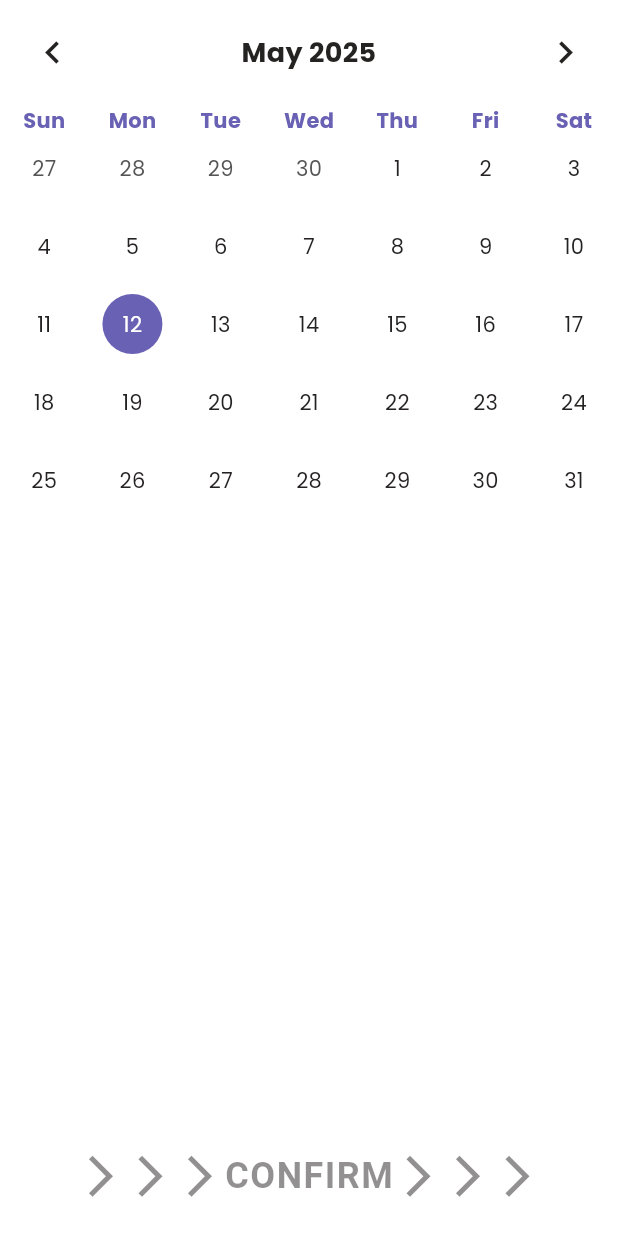
After one commit to IgorPolajzer/Morph, a Flutter app: the screen it shows once a user with an empty profile is signed in, on a phone screen of 412 x 824 dp. The commit adds this screen. Run offline on Flutter 3.47's test engine with Material 3 defaults, Android fonts, the light colour scheme and no system bars; drawn by our look-alikes of table_calendar; our stand-ins replace cloud_firestore, firebase_auth, firebase_core, modal_progress_hud_nsn, toastification; missing offline and left inert: flutter_popup_card; accounts and stored records are empty.

Commit message:
Started implementing calendar_screen.dart

```diff
--- /dev/null
+++ b/lib/components/special/calendar.dart
@@ -0,0 +1,87 @@
+import 'package:flutter/cupertino.dart';
+import 'package:flutter/material.dart';
+import 'package:table_calendar/table_calendar.dart';
+
+import '../../utils/constants.dart';
+
+class Calendar extends StatefulWidget {
+  const Calendar({super.key});
+
+  @override
+  State<Calendar> createState() => _CalendarState();
+}
+
+class _CalendarState extends State<Calendar> {
+  DateTime _selectedDay = DateTime.now();
+  DateTime _focusedDay = DateTime.now();
+  CalendarFormat _calendarFormat = CalendarFormat.month;
+
+  @override
+  Widget build(BuildContext context) {
+    return TableCalendar(
+      firstDay: DateTime.utc(2024, 1, 4),
+      lastDay: DateTime.utc(2035, 1, 4),
+      focusedDay: _focusedDay,
+      selectedDayPredicate: (day) {
+        return isSameDay(_selectedDay, day);
+      },
+      onDaySelected: (selectedDay, focusedDay) {
+        setState(() {
+          _selectedDay = selectedDay;
+          _focusedDay = focusedDay;
+        });
+      },
+      calendarFormat: _calendarFormat,
+      onFormatChanged: (format) {
+        setState(() {
+          _calendarFormat = format;
+        });
+      },
+      calendarStyle: CalendarStyle(
+        selectedDecoration: BoxDecoration(
+          color: Theme.of(context).highlightColor,
+          shape: BoxShape.circle,
+        ),
+        selectedTextStyle: TextStyle(color: Colors.white),
+        todayDecoration: BoxDecoration(
+          color: Theme.of(context).highlightColor.withAlpha(80),
+          shape: BoxShape.circle,
+        ),
+        weekendTextStyle: TextStyle(color: Theme.of(context).primaryColor),
+        outsideTextStyle: TextStyle(
+          color: Theme.of(context).secondaryHeaderColor,
+        ),
+        defaultTextStyle: TextStyle(color: Theme.of(context).primaryColor),
+      ),
+      daysOfWeekStyle: DaysOfWeekStyle(
+        weekdayStyle: TextStyle(
+          color: Theme.of(context).highlightColor,
+          fontWeight: FontWeight.bold,
+        ),
+        weekendStyle: TextStyle(
+          color: Theme.of(context).highlightColor,
+          fontWeight: FontWeight.bold,
+        ),
+      ),
+      headerStyle: HeaderStyle(
+        formatButtonVisible: false,
+        titleCentered: true,
+        titleTextStyle: TextStyle(
+          color: Theme.of(context).primaryColor,
+          fontSize: 18,
+          fontWeight: FontWeight.bold,
+        ),
+        leftChevronIcon: Icon(
+          Icons.chevron_left,
+          color: Theme.of(context).primaryColor,
+          size: 30,
+        ),
+        rightChevronIcon: Icon(
+          Icons.chevron_right,
+          color: Theme.of(context).primaryColor,
+          size: 30,
+        ),
+      ),
+    );
+  }
+}
--- a/lib/main.dart
+++ b/lib/main.dart
@@ -1,5 +1,6 @@
 import 'package:firebase_core/firebase_core.dart';
 import 'package:flutter/material.dart';
+import 'package:morphe/screens/calendar_screen.dart';
 import 'package:morphe/utils/constants.dart';
 import 'package:morphe/screens/choose_goals_screen.dart';
 import 'package:morphe/screens/describe_your_goals.dart';
@@ -10,10 +11,12 @@ import 'package:morphe/screens/welcome_screen.dart';
 import 'package:morphe/screens/wrapper_screen.dart';
 import 'package:morphe/utils/enums.dart';
 import 'package:provider/provider.dart';
+import 'package:uuid/uuid.dart';
 
 import 'model/user.dart';
 
 void main() async {
+  print("${Uuid().v4()}, ${Uuid().v4()}, ${Uuid().v4()}, ${Uuid().v4()}");
   WidgetsFlutterBinding.ensureInitialized();
   await Firebase.initializeApp();
   runApp(const MyApp());
@@ -47,6 +50,7 @@ class MyApp extends StatelessWidget {
               (context) => PlanOverviewScreen(type: HabitType.GENERAL),
           PlanOverviewScreen.id_mental:
               (context) => PlanOverviewScreen(type: HabitType.MENTAL),
+          CalendarScreen.id: (context) => CalendarScreen(),
         },
       ),
     );
--- /dev/null
+++ b/lib/screens/calendar_screen.dart
@@ -0,0 +1,50 @@
+import 'package:flutter/material.dart';
+import 'package:morphe/components/buttons/arrow_button.dart';
+import 'package:provider/provider.dart';
+
+import '../components/special/calendar.dart';
+import '../model/user.dart';
+import 'package:table_calendar/table_calendar.dart';
+
+class CalendarScreen extends StatefulWidget {
+  static String id = '/calendar__screen';
+
+  const CalendarScreen({super.key});
+
+  @override
+  State<CalendarScreen> createState() => _CalendarScreenState();
+}
+
+class _CalendarScreenState extends State<CalendarScreen> {
+  static bool _dataFetched = false;
+
+  @override
+  void initState() {
+    super.initState();
+    WidgetsBinding.instance.addPostFrameCallback((_) {
+      if (!_dataFetched) {
+        final user = Provider.of<User>(context, listen: false);
+        user.getFromFireBase();
+        _dataFetched = true;
+      }
+    });
+  }
+
+  @override
+  Widget build(BuildContext context) {
+    final user = Provider.of<User>(context, listen: true);
+
+    return Scaffold(
+      body: Column(
+        mainAxisSize: MainAxisSize.min,
+        crossAxisAlignment: CrossAxisAlignment.center,
+        children: [Calendar()],
+      ),
+      bottomNavigationBar: BottomAppBar(
+        elevation: 8,
+        color: Theme.of(context).scaffoldBackgroundColor,
+        child: ArrowButton(title: "CONFIRM", onPressed: () {}),
+      ),
+    );
+  }
+}
--- a/lib/screens/wrapper_screen.dart
+++ b/lib/screens/wrapper_screen.dart
@@ -1,9 +1,7 @@
 import 'package:firebase_auth/firebase_auth.dart';
 import 'package:flutter/material.dart';
-import 'package:morphe/screens/plan_overview_screen.dart';
+import 'package:morphe/screens/calendar_screen.dart';
 import 'package:morphe/screens/welcome_screen.dart';
-
-import '../utils/enums.dart';
 
 class WrapperScreen extends StatelessWidget {
   static String id = '/wrapper_screen';
@@ -24,7 +22,7 @@ class WrapperScreen extends StatelessWidget {
             if (snapshot.data == null) {
               return WelcomeScreen();
             } else {
-              return PlanOverviewScreen(type: HabitType.PHYSICAL);
+              return CalendarScreen();
             }
           }
         },
--- a/lib/utils/constants.dart
+++ b/lib/utils/constants.dart
@@ -8,6 +8,7 @@ var kLightTheme = ThemeData(
   scaffoldBackgroundColor: kScaffoldColorLight,
   primaryColor: kPrimaryHeaderColorLight,
   secondaryHeaderColor: kSecondaryTextColorLight,
+  highlightColor: kCalendarDayTextColorLight,
   cardColor: kTaskTileColorLight,
   checkboxTheme: CheckboxThemeData(
     fillColor: WidgetStatePropertyAll<Color>(kPrimaryHeaderColorDark),
@@ -46,6 +47,7 @@ var kDarkTheme = ThemeData(
   primaryColor: kPrimaryHeaderColorDark,
   secondaryHeaderColor: kSecondaryTextColorDark,
   cardColor: kTaskTileColorDark,
+  highlightColor: kCalendarDayTextColorDark,
   checkboxTheme: CheckboxThemeData(
     fillColor: WidgetStatePropertyAll<Color>(kPrimaryHeaderColorDark),
     checkColor: WidgetStatePropertyAll<Color>(kScaffoldColorDark),
@@ -80,10 +82,11 @@ var kDarkTheme = ThemeData(
 const kScaffoldColorDark = Color(0xFF232323);
 const kScaffoldColorLight = Colors.white;
 
+const kCalendarDayTextColorDark = Color(0xFFc7c7ff);
+const kCalendarDayTextColorLight = Color(0xff6961b3);
+
 const kPrimaryHeaderColorDark = Color(0XFFE0E0E0);
-const kPrimaryHeaderColorLight = Color(
-  0xFF3A3A3A,
-); // Slightly darker for better contrast
+const kPrimaryHeaderColorLight = Color(0xFF252222);
 
 const kTaskTileColorDark = Color(0xFF2A2A2A);
 const kTaskTileColorLight = Color(0xFFF0F0F0);
--- a/pubspec.yaml
+++ b/pubspec.yaml
@@ -22,6 +22,7 @@ dependencies:
   provider: ^6.1.4
   flutter_popup_card: ^0.0.6
   uuid: ^4.5.1
+  table_calendar: ^3.2.0
 
 dev_dependencies:
   flutter_test:
```
Also changed, not shown: lib/components/lists/habit_list.dart (+33 -4 lines), lib/components/lists/task_list.dart (+19 -1 lines), lib/components/pop_ups/read_more_habit_popup.dart (deleted, +0 -107 lines), lib/components/pop_ups/show_more_popup.dart (added, +129 -0 lines), lib/components/tiles/task_tile.dart (+33 -2 lines), lib/screens/plan_overview_screen.dart (+26 -9 lines), pubspec.lock.
